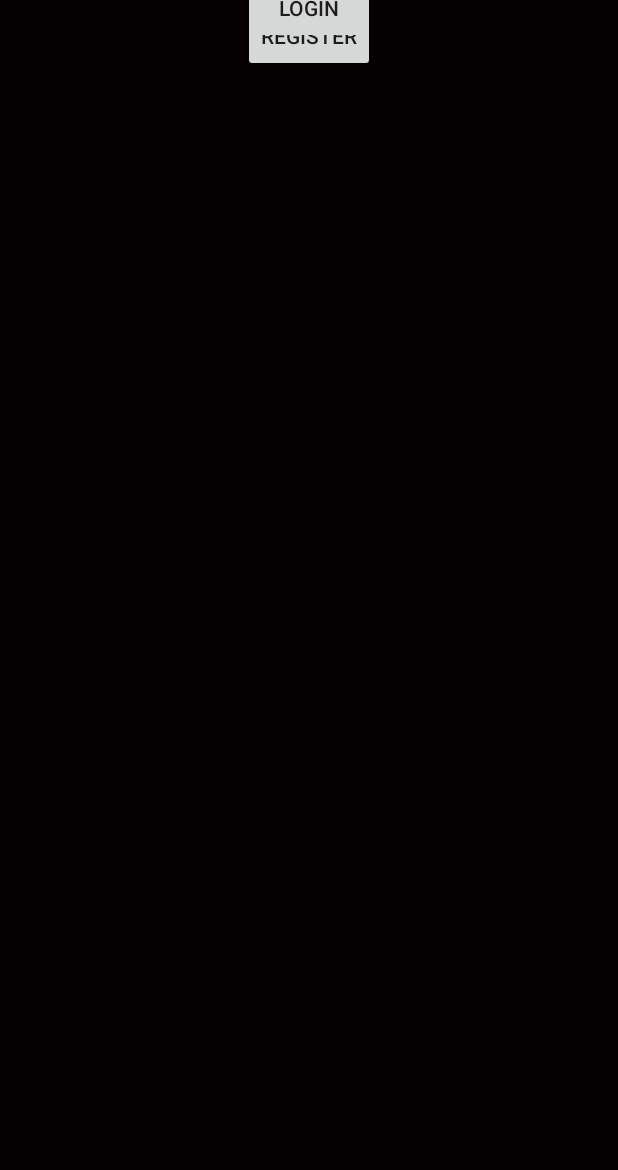
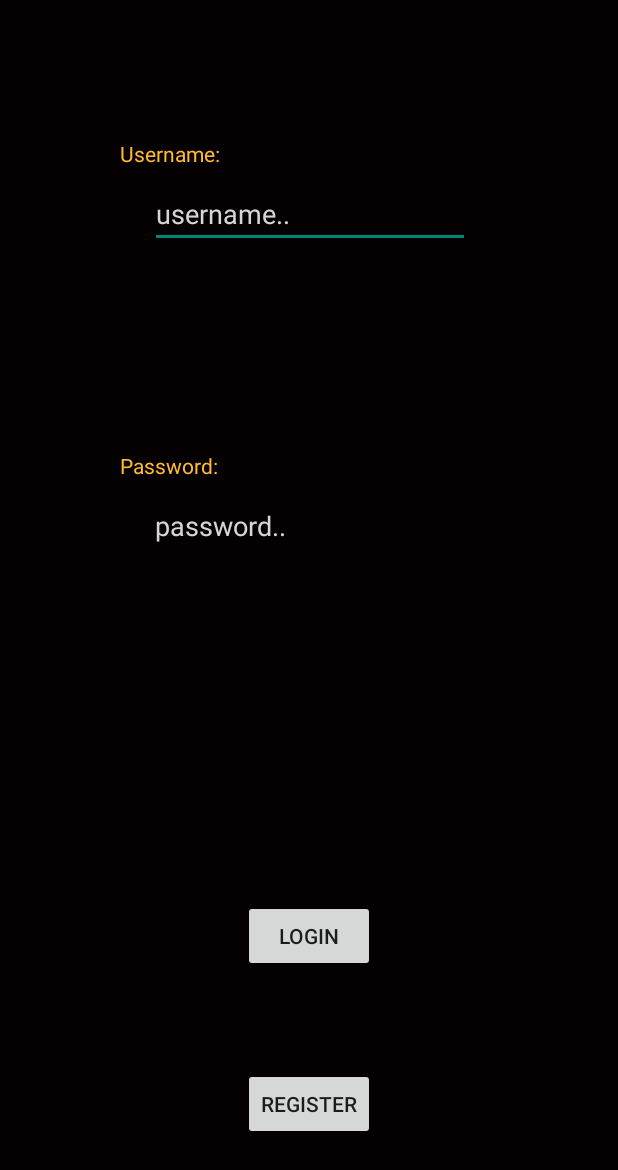
Before and after one commit to samyv/TestZombies, an Android app: the Play screen opened directly, with no data from a screen before it, on a phone screen of 412 x 824 dp. Shown: the top 1170 px of the screen. Run offline under Robolectric (Android 15) with nearby library versions, the phone set to English and light mode, and no system bars.

Commit message:
Username and password in playActivity

```diff
--- a/app/src/main/java/com/wouter/samy/zombiesatgroupt/Play.java
+++ b/app/src/main/java/com/wouter/samy/zombiesatgroupt/Play.java
@@ -2,6 +2,8 @@ package com.wouter.samy.zombiesatgroupt;
 
 import android.support.v7.app.AppCompatActivity;
 import android.os.Bundle;
+import android.view.View;
+import android.widget.TextView;
 
 public class Play extends AppCompatActivity {
 
@@ -10,4 +12,18 @@ public class Play extends AppCompatActivity {
         super.onCreate(savedInstanceState);
         setContentView(R.layout.activity_play);
     }
+
+    public void loginButton(View view){
+        TextView usernameTv = findViewById(R.id.username);
+        String username = usernameTv.getText().toString();
+
+        TextView passwordTv = findViewById(R.id.password);
+        String password = passwordTv.getText().toString();
+
+
+    }
+
+    public void registerButton(View view){
+
+    }
 }
--- a/app/src/main/res/layout/activity_play.xml
+++ b/app/src/main/res/layout/activity_play.xml
@@ -8,27 +8,84 @@
     tools:context="com.wouter.samy.zombiesatgroupt.Play">
 
     <Button
-        android:id="@+id/button"
+        android:id="@+id/Register"
         android:layout_width="wrap_content"
         android:layout_height="wrap_content"
-        android:layout_marginEnd="8dp"
-        android:layout_marginStart="8dp"
+        android:layout_marginBottom="64dp"
+        android:onClick="registerButton"
         android:text="Register"
+        app:layout_constraintBottom_toBottomOf="parent"
         app:layout_constraintEnd_toEndOf="parent"
-        app:layout_constraintStart_toStartOf="parent"
-        tools:layout_editor_absoluteY="85dp" />
+        app:layout_constraintLeft_toLeftOf="parent"
+        app:layout_constraintRight_toRightOf="parent"
+        app:layout_constraintStart_toStartOf="parent" />
 
     <Button
-        android:id="@+id/button2"
+        android:id="@+id/Login"
         android:layout_width="wrap_content"
         android:layout_height="wrap_content"
-        android:layout_marginBottom="10dp"
-        android:layout_marginEnd="8dp"
-        android:layout_marginStart="8dp"
-        android:layout_marginTop="20dp"
+        android:layout_marginBottom="64dp"
+        android:onClick="loginButton"
         android:text="Login"
-        app:layout_constraintBottom_toTopOf="@+id/button"
+        app:layout_constraintBottom_toTopOf="@+id/Register"
         app:layout_constraintEnd_toEndOf="parent"
-        app:layout_constraintStart_toStartOf="parent"
-        app:layout_constraintTop_toTopOf="parent" />
+        app:layout_constraintLeft_toLeftOf="parent"
+        app:layout_constraintRight_toRightOf="parent"
+        app:layout_constraintStart_toStartOf="parent" />
+
+    <EditText
+        android:id="@+id/username"
+        android:layout_width="wrap_content"
+        android:layout_height="wrap_content"
+        android:layout_marginTop="120dp"
+        android:ems="10"
+        android:hint="username.."
+        android:inputType="textPersonName"
+        android:singleLine="false"
+        android:textColor="@android:color/background_light"
+        android:textColorHint="@color/white"
+        app:layout_constraintHorizontal_bias="0.502"
+        app:layout_constraintLeft_toLeftOf="parent"
+        app:layout_constraintRight_toRightOf="parent"
+        app:layout_constraintTop_toTopOf="parent"
+        tools:text="name" />
+
+    <TextView
+        android:id="@+id/textView6"
+        android:layout_width="wrap_content"
+        android:layout_height="wrap_content"
+        android:layout_marginBottom="8dp"
+        android:layout_marginStart="80dp"
+        android:text="Password:"
+        android:textColor="@android:color/holo_orange_light"
+        app:layout_constraintBottom_toTopOf="@+id/password"
+        app:layout_constraintStart_toStartOf="parent" />
+
+    <TextView
+        android:id="@+id/textView7"
+        android:layout_width="wrap_content"
+        android:layout_height="wrap_content"
+        android:layout_marginBottom="8dp"
+        android:layout_marginStart="80dp"
+        android:text="Username:"
+        android:textColor="@android:color/holo_orange_light"
+        app:layout_constraintBottom_toTopOf="@+id/username"
+        app:layout_constraintStart_toStartOf="parent" />
+
+    <EditText
+        android:id="@+id/password"
+        android:layout_width="wrap_content"
+        android:layout_height="wrap_content"
+        android:layout_marginBottom="80dp"
+        android:layout_marginTop="16dp"
+        android:ems="10"
+        android:hint="password.."
+        android:inputType="textPassword"
+        android:textColor="@color/white"
+        android:textColorHint="@color/white"
+        app:layout_constraintBottom_toTopOf="@+id/Login"
+        app:layout_constraintLeft_toLeftOf="parent"
+        app:layout_constraintRight_toRightOf="parent"
+        app:layout_constraintTop_toBottomOf="@+id/username" />
+
 </android.support.constraint.ConstraintLayout>
```
